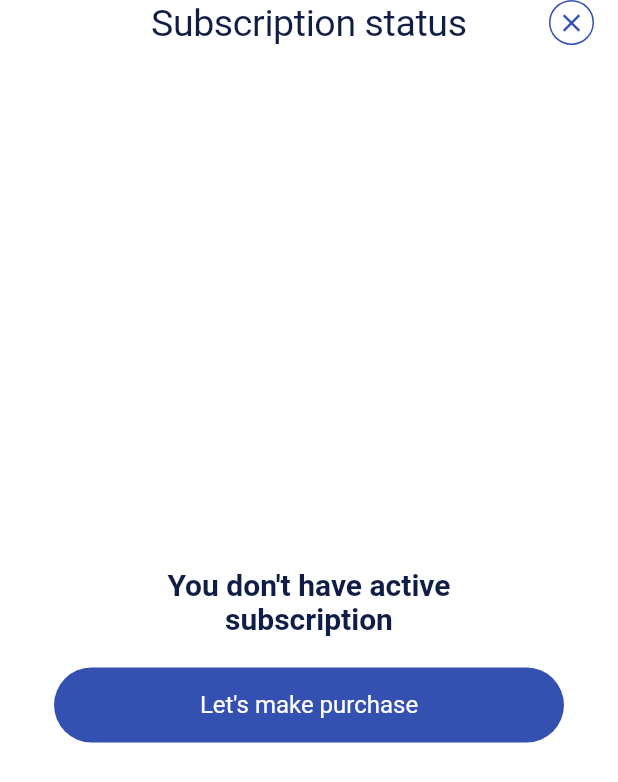
After one commit to DenBurApps/pp_22, a Flutter app: the SubscriptionStatusView screen opened by its route, on a phone screen of 412 x 824 dp. The commit adds this screen. Shown: the top 782 px of the screen. Run offline on Flutter 3.47's test engine with Material 3 defaults, Android fonts, the phone set to English and light mode, and no system bars; our stand-ins replace cached_network_image, camera, connectivity_plus, dotted_decoration, equatable, firebase_core and 14 more; missing offline and left inert: flutter_app_info, multi_value_listenable_builder, purchases_flutter, webview_flutter_android, webview_flutter_wkwebview; accounts and stored records are empty; Roboto replaces fonts that are missing (Arimo).

Commit message:
Update app

```diff
--- /dev/null
+++ b/lib/helpers/constants.dart
@@ -0,0 +1,3 @@
+class Constants {
+  static const testProductPrice = '3.99';
+}
--- a/lib/models/arguments.dart
+++ b/lib/models/arguments.dart
@@ -44,8 +44,9 @@ class CoinDetailsViewArguments {
 
 class PaywallViewArguments {
   final bool isFromOnboarding;
-
+  final bool isFromSubscriptionStatus;
   PaywallViewArguments({
     this.isFromOnboarding = false,
+    this.isFromSubscriptionStatus = false,
   });
 }
--- a/lib/presentation/modules/settings_view.dart
+++ b/lib/presentation/modules/settings_view.dart
@@ -71,6 +71,19 @@ class _SettingsViewState extends State<SettingsView> {
                   arguments: AgreementViewArguments(
                     agreementType: AgreementType.terms,
                   ),
+                ),
+              ),
+              const SizedBox(height: 35),
+              Text(
+                'My subscription',
+                style: Theme.of(context).textTheme.displayMedium,
+              ),
+              const SizedBox(height: 13),
+              _SettingsButton(
+                icon: Assets.icons.privacy,
+                title: 'Subscription status',
+                onPressed: () => Navigator.of(context).pushNamed(
+                  RouteNames.subscription,
                 ),
               ),
               const SizedBox(height: 35),
--- /dev/null
+++ b/lib/presentation/modules/subscription_status_view.dart
@@ -0,0 +1,116 @@
+import 'package:flutter/cupertino.dart';
+import 'package:flutter/material.dart';
+import 'package:get_it/get_it.dart';
+import 'package:pp_22/models/arguments.dart';
+import 'package:pp_22/presentation/components/app_button.dart';
+import 'package:pp_22/presentation/components/app_close_button.dart';
+import 'package:pp_22/routes/routes.dart';
+import 'package:pp_22/services/repositories/subscription_repository.dart';
+
+class SubscriptionStatusView extends StatefulWidget {
+  const SubscriptionStatusView({super.key});
+
+  @override
+  State<SubscriptionStatusView> createState() => _SubscriptionStatusViewState();
+}
+
+class _SubscriptionStatusViewState extends State<SubscriptionStatusView> {
+  final _subscriptionRepository = GetIt.instance<SubscriptionRepositoy>();
+
+  DateTime? get _expirationDate => DateTime.tryParse(
+      _subscriptionRepository.value.customerInfo!.latestExpirationDate!);
+
+  String _getDateStringFormatted() {
+    if (_expirationDate != null) {
+      final month = _expirationDate!.month < 10
+          ? '0${_expirationDate!.month}'
+          : '${_expirationDate!.month}';
+      final day = _expirationDate!.day < 10
+          ? '0${_expirationDate!.day}'
+          : '${_expirationDate!.day}';
+      final year = _expirationDate!.year;
+      return '$month/$day/$year';
+    } else {
+      return '-';
+    }
+  }
+
+  @override
+  Widget build(BuildContext context) {
+    return Scaffold(
+      body: SafeArea(
+        child: Padding(
+          padding: const EdgeInsets.symmetric(horizontal: 16),
+          child: Column(
+            crossAxisAlignment: CrossAxisAlignment.start,
+            children: [
+              Row(
+                mainAxisAlignment: MainAxisAlignment.spaceBetween,
+                children: [
+                  SizedBox(width: 30),
+                  Text(
+                    'Subscription status',
+                    style: Theme.of(context).textTheme.displayLarge,
+                  ),
+                  AppCloseButton()
+                ],
+              ),
+              SizedBox(height: 20),
+              Expanded(
+                child: ValueListenableBuilder(
+                  valueListenable: _subscriptionRepository,
+                  builder: (context, value, child) {
+                    if (!value.userHasPremium) {
+                      return Column(
+                        mainAxisAlignment: MainAxisAlignment.center,
+                        children: [
+                          Text(
+                            "You don't have active\nsubscription",
+                            textAlign: TextAlign.center,
+                            style: Theme.of(context).textTheme.displayMedium,
+                          ),
+                          SizedBox(height: 20),
+                          Padding(
+                            padding: const EdgeInsets.symmetric(horizontal: 20),
+                            child: AppButton(
+                              label: "Let's make purchase",
+                              onPressed: () => Navigator.of(context).pushNamed(
+                                RouteNames.paywall,
+                                arguments: PaywallViewArguments(),
+                              ),
+                            ),
+                          )
+                        ],
+                      );
+                    } else {
+                      return Column(
+                        children: [
+                          Row(
+                            mainAxisAlignment: MainAxisAlignment.spaceBetween,
+                            children: [
+                              Text('Status:'),
+                              Text('Active'),
+                            ],
+                          ),
+                          SizedBox(height: 20),
+                          Row(
+                            children: [
+                              Text('Expiration date: '),
+                              Text(
+                                _getDateStringFormatted(),
+                              ),
+                            ],
+                          ),
+                        ],
+                      );
+                    }
+                  },
+                ),
+              ),
+            ],
+          ),
+        ),
+      ),
+    );
+  }
+}
--- a/lib/routes/route_names.dart
+++ b/lib/routes/route_names.dart
@@ -14,4 +14,5 @@ class RouteNames {
   static const cameraSearch = '/cameraSearch';
   static const coinDetails = '/coinsDetails';
   static const paywall = '/paywall';
+  static const subscription = '/subscription';
 }
--- a/lib/routes/routes.dart
+++ b/lib/routes/routes.dart
@@ -6,12 +6,13 @@ import 'package:pp_22/presentation/modules/onboarding_view.dart';
 import 'package:pp_22/presentation/modules/pages/camera/view/camera_view.dart';
 import 'package:pp_22/presentation/modules/pages/collections/views/collection_view.dart';
 import 'package:pp_22/presentation/modules/pages/pages_view.dart';
-import 'package:pp_22/presentation/modules/paywall_view.dart';
+import 'package:pp_22/presentation/modules/paywall/view/paywall_view.dart';
 import 'package:pp_22/presentation/modules/privacy_view.dart';
 import 'package:pp_22/presentation/modules/search/views/camera_search_view.dart';
 import 'package:pp_22/presentation/modules/search/views/query_search_view.dart';
 import 'package:pp_22/presentation/modules/settings_view.dart';
 import 'package:pp_22/presentation/modules/splash_view.dart';
+import 'package:pp_22/presentation/modules/subscription_status_view.dart';
 
 part 'route_names.dart';
 
@@ -32,5 +33,6 @@ class AppRoutes {
         RouteNames.cameraSearch: (context) => CameraSearchView.create(context),
         RouteNames.coinDetails: (context) => CoinDetailsView.create(context),
         RouteNames.paywall:(context) => PayWallView.create(context),
+        RouteNames.subscription:(context) => const SubscriptionStatusView(),
       };
 }
--- a/lib/services/database/database_service.dart
+++ b/lib/services/database/database_service.dart
@@ -30,7 +30,9 @@ class DatabaseService {
       _collections.deleteAt(collectionIndex);
 
   void updateCollection(
-          int collectionIndex, CollectionEntity updatedCollectionEntity) =>
+    int collectionIndex,
+    CollectionEntity updatedCollectionEntity,
+  ) =>
       _collections.putAt(
         collectionIndex,
         updatedCollectionEntity,
--- a/lib/services/service_locator.dart
+++ b/lib/services/service_locator.dart
@@ -13,9 +13,10 @@ class ServiceLocator {
     await GetIt.I.isReady<DatabaseService>();
     GetIt.I.registerSingletonAsync<RemoteConfigService>(
         () => RemoteConfigService().init());
+
+    await GetIt.I.isReady<RemoteConfigService>();
     GetIt.I.registerSingletonAsync(() => SubscriptionService().init());
     await GetIt.I.isReady<SubscriptionService>();
-    await GetIt.I.isReady<RemoteConfigService>();
     GetIt.I.registerSingleton<CoinApiService>(CoinApiService().init());
   }
 
--- a/lib/services/subscription_service.dart
+++ b/lib/services/subscription_service.dart
@@ -40,6 +40,7 @@ class SubscriptionService {
       final ids = ProductId.values.map((e) => e.name).toList();
       final products = await Purchases.getProducts(ids);
       _products.addAll(products);
+      log(_products.toString());
     } catch (e) {
       onError?.call();
       log(e.toString());
```
Also changed, not shown: lib/presentation/components/loading_widget.dart (added, +16 -0 lines), lib/presentation/modules/paywall/controller/paywall_controller.dart (added, +46 -0 lines), lib/presentation/modules/paywall/view/paywall_view.dart (renamed from lib/presentation/modules/paywall_view.dart, +61 -5 lines), 1 other file.
